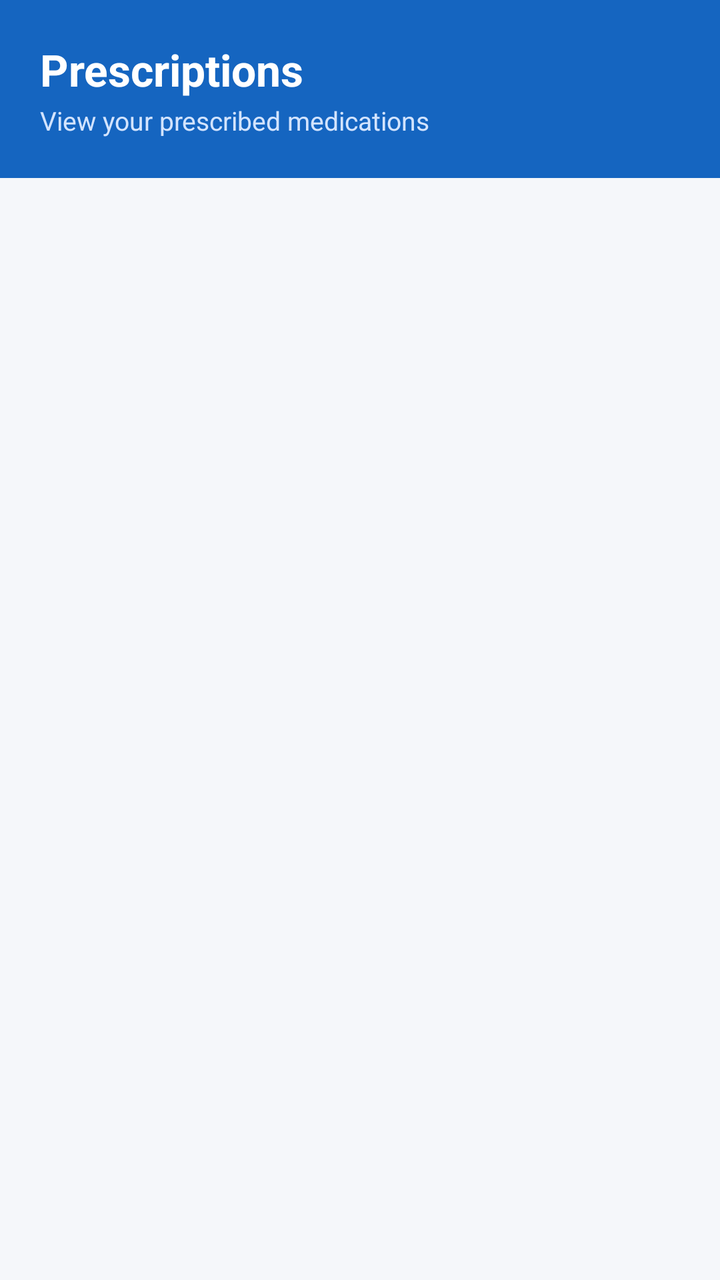
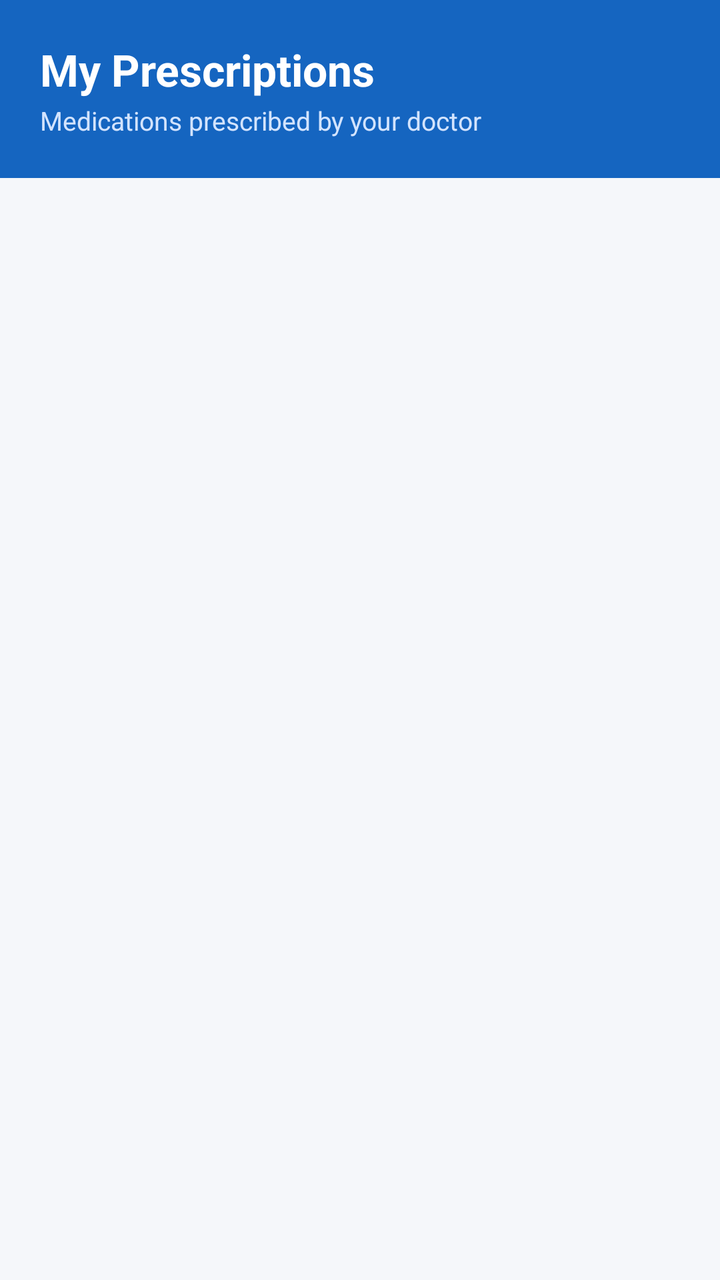

The first picture is an Android layout as it rendered before a commit; the second is the same layout after the commit. The layout source and the unified diff follow.
<!-- AndroidManifest.xml: application theme Theme.ProtypeBillingSystem -->
<!-- res/layout/fragment_prescriptions.xml -->
<?xml version="1.0" encoding="utf-8"?>
<LinearLayout xmlns:android="http://schemas.android.com/apk/res/android"
    xmlns:app="http://schemas.android.com/apk/res-auto"
    xmlns:tools="http://schemas.android.com/tools"
    android:layout_width="match_parent"
    android:layout_height="match_parent"
    android:background="@color/md_background"
    android:orientation="vertical">

    
    <LinearLayout
        android:layout_width="match_parent"
        android:layout_height="wrap_content"
        android:background="@color/md_primary"
        android:orientation="vertical"
        android:padding="20dp">

        <TextView
            android:layout_width="wrap_content"
            android:layout_height="wrap_content"
            android:text="@string/nav_prescriptions"
            android:textColor="@color/md_on_primary"
            android:textSize="22sp"
            android:textStyle="bold" />

        <TextView
            android:layout_width="wrap_content"
            android:layout_height="wrap_content"
            android:layout_marginTop="2dp"
            android:text="View your prescribed medications"
            android:textColor="@color/md_primary_container"
            android:textSize="13sp" />

    </LinearLayout>

    <FrameLayout
        android:layout_width="match_parent"
        android:layout_height="match_parent">

        <androidx.recyclerview.widget.RecyclerView
            android:id="@+id/rv_prescriptions"
            android:layout_width="match_parent"
            android:layout_height="match_parent"
            android:clipToPadding="false"
            android:padding="16dp"
            tools:listitem="@layout/item_prescription"
            android:visibility="gone" />

        
        <LinearLayout
            android:id="@+id/layout_empty"
            android:layout_width="wrap_content"
            android:layout_height="wrap_content"
            android:layout_gravity="center"
            android:gravity="center"
            android:orientation="vertical"
            android:visibility="gone">

            <ImageView
                android:layout_width="80dp"
                android:layout_height="80dp"
                android:src="@android:drawable/ic_menu_search"
                app:tint="@color/md_on_surface_variant" />

            <TextView
                android:id="@+id/tv_empty_message"
                android:layout_width="wrap_content"
                android:layout_height="wrap_content"
                android:layout_marginTop="16dp"
                android:text="No prescriptions found"
                android:textColor="@color/md_on_surface_variant"
                android:textSize="16sp" />

            <com.google.android.material.button.MaterialButton
                android:id="@+id/btn_retry"
                style="@style/Widget.Material3.Button.TextButton"
                android:layout_width="wrap_content"
                android:layout_height="wrap_content"
                android:layout_marginTop="8dp"
                android:text="Retry" />
        </LinearLayout>

        
        <ProgressBar
            android:id="@+id/pb_loading"
            android:layout_width="wrap_content"
            android:layout_height="wrap_content"
            android:layout_gravity="center"
            android:visibility="gone" />

    </FrameLayout>

</LinearLayout>
<!-- res/layout/item_prescription.xml (included above) -->
<?xml version="1.0" encoding="utf-8"?>
<com.google.android.material.card.MaterialCardView xmlns:android="http://schemas.android.com/apk/res/android"
    xmlns:app="http://schemas.android.com/apk/res-auto"
    android:layout_width="match_parent"
    android:layout_height="wrap_content"
    android:layout_marginBottom="12dp"
    app:cardCornerRadius="12dp"
    app:cardElevation="1dp"
    app:strokeWidth="0dp"
    app:cardBackgroundColor="@color/md_surface">

    <LinearLayout
        android:layout_width="match_parent"
        android:layout_height="wrap_content"
        android:orientation="horizontal"
        android:padding="16dp"
        android:gravity="center_vertical">

        <LinearLayout
            android:layout_width="0dp"
            android:layout_height="wrap_content"
            android:layout_weight="1"
            android:orientation="vertical">

            <TextView
                android:id="@+id/tv_medication_name"
                android:layout_width="wrap_content"
                android:layout_height="wrap_content"
                android:textColor="@color/md_on_surface"
                android:textSize="16sp"
                android:textStyle="bold" />

            <TextView
                android:id="@+id/tv_authored_on"
                android:layout_width="wrap_content"
                android:layout_height="wrap_content"
                android:layout_marginTop="4dp"
                android:textColor="@color/md_on_surface_variant"
                android:textSize="13sp" />

            <TextView
                android:id="@+id/tv_dosage"
                android:layout_width="wrap_content"
                android:layout_height="wrap_content"
                android:layout_marginTop="8dp"
                android:textColor="@color/md_primary"
                android:textSize="14sp" />

        </LinearLayout>

        <ImageView
            android:layout_width="24dp"
            android:layout_height="24dp"
            android:src="@android:drawable/ic_menu_info_details"
            app:tint="@color/md_primary_container" />

    </LinearLayout>

</com.google.android.material.card.MaterialCardView>
<!-- resources referenced by this layout -->
<resources>
  <color name="md_background">#F5F7FA</color>
  <color name="md_on_primary">#FFFFFF</color>
  <color name="md_on_surface">#212121</color>
  <color name="md_on_surface_variant">#757575</color>
  <color name="md_primary">#1565C0</color>
  <color name="md_primary_container">#D3E4FF</color>
  <color name="md_surface">#FFFFFF</color>
  <string name="nav_prescriptions">Prescriptions</string>
  <style name="Theme.ProtypeBillingSystem" parent="Base.Theme.ProtypeBillingSystem" />
  <style name="Base.Theme.ProtypeBillingSystem" parent="Theme.Material3.DayNight.NoActionBar">
          
          <item name="colorPrimary">@color/md_primary</item>
          <item name="colorOnPrimary">@color/md_on_primary</item>
          <item name="colorPrimaryContainer">@color/md_primary_container</item>
          <item name="colorOnPrimaryContainer">@color/md_on_primary_container</item>
          <item name="colorSecondary">@color/md_secondary</item>
          <item name="colorOnSecondary">@color/md_on_secondary</item>
          <item name="colorSecondaryContainer">@color/md_secondary_container</item>
          <item name="colorOnSecondaryContainer">@color/md_on_secondary_container</item>
          <item name="colorError">@color/md_error</item>
          <item name="colorOnError">@color/md_on_error</item>
          <item name="colorErrorContainer">@color/md_error_container</item>
          <item name="android:colorBackground">@color/md_background</item>
          <item name="colorSurface">@color/md_surface</item>
          <item name="colorSurfaceVariant">@color/md_surface_variant</item>
          <item name="colorOnSurface">@color/md_on_surface</item>
          <item name="colorOnSurfaceVariant">@color/md_on_surface_variant</item>
          <item name="colorOutline">@color/md_outline</item>
          <item name="android:windowBackground">@color/md_background</item>
      </style>
  <color name="md_on_primary_container">#001C3B</color>
  <color name="md_secondary">#2E7D32</color>
  <color name="md_on_secondary">#FFFFFF</color>
  <color name="md_secondary_container">#B7F0B1</color>
  <color name="md_on_secondary_container">#002204</color>
  <color name="md_error">#C62828</color>
  <color name="md_on_error">#FFFFFF</color>
  <color name="md_error_container">#FFEBEE</color>
  <color name="md_surface_variant">#E3EAF4</color>
  <color name="md_outline">#BDBDBD</color>
</resources>

<!-- the commit's change to res/layout/fragment_prescriptions.xml (unified diff, before → after) -->
@@ -1,50 +1,36 @@
 <?xml version="1.0" encoding="utf-8"?>
 <LinearLayout xmlns:android="http://schemas.android.com/apk/res/android"
     xmlns:app="http://schemas.android.com/apk/res-auto"
-    xmlns:tools="http://schemas.android.com/tools"
     android:layout_width="match_parent"
     android:layout_height="match_parent"
     android:background="@color/md_background"
     android:orientation="vertical">
 
-    
     <LinearLayout
         android:layout_width="match_parent"
         android:layout_height="wrap_content"
         android:background="@color/md_primary"
         android:orientation="vertical"
         android:padding="20dp">
-
-        <TextView
-            android:layout_width="wrap_content"
-            android:layout_height="wrap_content"
-            android:text="@string/nav_prescriptions"
-            android:textColor="@color/md_on_primary"
-            android:textSize="22sp"
-            android:textStyle="bold" />
-
-        <TextView
-            android:layout_width="wrap_content"
-            android:layout_height="wrap_content"
-            android:layout_marginTop="2dp"
-            android:text="View your prescribed medications"
-            android:textColor="@color/md_primary_container"
-            android:textSize="13sp" />
-
+        <TextView android:layout_width="wrap_content" android:layout_height="wrap_content"
+            android:text="My Prescriptions" android:textColor="@color/md_on_primary"
+            android:textSize="22sp" android:textStyle="bold"/>
+        <TextView android:layout_width="wrap_content" android:layout_height="wrap_content"
+            android:layout_marginTop="2dp" android:text="Medications prescribed by your doctor"
+            android:textColor="@color/md_primary_container" android:textSize="13sp"/>
     </LinearLayout>
 
-    <FrameLayout
-        android:layout_width="match_parent"
-        android:layout_height="match_parent">
+    <FrameLayout android:layout_width="match_parent" android:layout_height="match_parent">
 
-        <androidx.recyclerview.widget.RecyclerView
-            android:id="@+id/rv_prescriptions"
-            android:layout_width="match_parent"
-            android:layout_height="match_parent"
-            android:clipToPadding="false"
-            android:padding="16dp"
-            tools:listitem="@layout/item_prescription"
-            android:visibility="gone" />
+        <ScrollView android:layout_width="match_parent" android:layout_height="match_parent">
+            <LinearLayout
+                android:id="@+id/prescriptions_container"
+                android:layout_width="match_parent"
+                android:layout_height="wrap_content"
+                android:orientation="vertical"
+                android:padding="16dp"
+                android:visibility="gone"/>
+        </ScrollView>
 
         
         <LinearLayout
@@ -55,99 +41,15 @@
             android:gravity="center"
             android:orientation="vertical"
             android:visibility="gone">
-
-            <ImageView
-                android:layout_width="80dp"
-                android:layout_height="80dp"
-                android:src="@android:drawable/ic_menu_search"
-                app:tint="@color/md_on_surface_variant" />
-
-            <TextView
-                android:id="@+id/tv_empty_message"
-                android:layout_width="wrap_content"
-                android:layout_height="wrap_content"
-                android:layout_marginTop="16dp"
-                android:text="No prescriptions found"
-                android:textColor="@color/md_on_surface_variant"
-                android:textSize="16sp" />
-
-            <com.google.android.material.button.MaterialButton
-                android:id="@+id/btn_retry"
-                style="@style/Widget.Material3.Button.TextButton"
-                android:layout_width="wrap_content"
-                android:layout_height="wrap_content"
-                android:layout_marginTop="8dp"
-                android:text="Retry" />
+            <ImageView android:layout_width="80dp" android:layout_height="80dp"
+                android:src="@android:drawable/ic_menu_edit"
+                app:tint="@color/md_on_surface_variant"/>
+            <TextView android:id="@+id/tv_empty_message"
+                android:layout_width="wrap_content" android:layout_height="wrap_content"
+                android:layout_marginTop="16dp" android:text="No prescriptions yet"
+                android:textColor="@color/md_on_surface_variant" android:textSize="16sp"/>
         </LinearLayout>
-
-        
-        <ProgressBar
-            android:id="@+id/pb_loading"
-            android:layout_width="wrap_content"
-            android:layout_height="wrap_content"
-            android:layout_gravity="center"
-            android:visibility="gone" />
 
     </FrameLayout>
 
 </LinearLayout>
-<!-- res/layout/item_prescription.xml (included above) -->
-<?xml version="1.0" encoding="utf-8"?>
-<com.google.android.material.card.MaterialCardView xmlns:android="http://schemas.android.com/apk/res/android"
-    xmlns:app="http://schemas.android.com/apk/res-auto"
-    android:layout_width="match_parent"
-    android:layout_height="wrap_content"
-    android:layout_marginBottom="12dp"
-    app:cardCornerRadius="12dp"
-    app:cardElevation="1dp"
-    app:strokeWidth="0dp"
-    app:cardBackgroundColor="@color/md_surface">
-
-    <LinearLayout
-        android:layout_width="match_parent"
-        android:layout_height="wrap_content"
-        android:orientation="horizontal"
-        android:padding="16dp"
-        android:gravity="center_vertical">
-
-        <LinearLayout
-            android:layout_width="0dp"
-            android:layout_height="wrap_content"
-            android:layout_weight="1"
-            android:orientation="vertical">
-
-            <TextView
-                android:id="@+id/tv_medication_name"
-                android:layout_width="wrap_content"
-                android:layout_height="wrap_content"
-                android:textColor="@color/md_on_surface"
-                android:textSize="16sp"
-                android:textStyle="bold" />
-
-            <TextView
-                android:id="@+id/tv_authored_on"
-                android:layout_width="wrap_content"
-                android:layout_height="wrap_content"
-                android:layout_marginTop="4dp"
-                android:textColor="@color/md_on_surface_variant"
-                android:textSize="13sp" />
-
-            <TextView
-                android:id="@+id/tv_dosage"
-                android:layout_width="wrap_content"
-                android:layout_height="wrap_content"
-                android:layout_marginTop="8dp"
-                android:textColor="@color/md_primary"
-                android:textSize="14sp" />
-
-        </LinearLayout>
-
-        <ImageView
-            android:layout_width="24dp"
-            android:layout_height="24dp"
-            android:src="@android:drawable/ic_menu_info_details"
-            app:tint="@color/md_primary_container" />
-
-    </LinearLayout>
-
-</com.google.android.material.card.MaterialCardView>
<!-- resource entries referenced after the edit -->
@@ -7,7 +7,6 @@
   <color name="md_primary">#1565C0</color>
   <color name="md_primary_container">#D3E4FF</color>
   <color name="md_surface">#FFFFFF</color>
-  <string name="nav_prescriptions">Prescriptions</string>
   <style name="Theme.ProtypeBillingSystem" parent="Base.Theme.ProtypeBillingSystem" />
   <style name="Base.Theme.ProtypeBillingSystem" parent="Theme.Material3.DayNight.NoActionBar">
           
